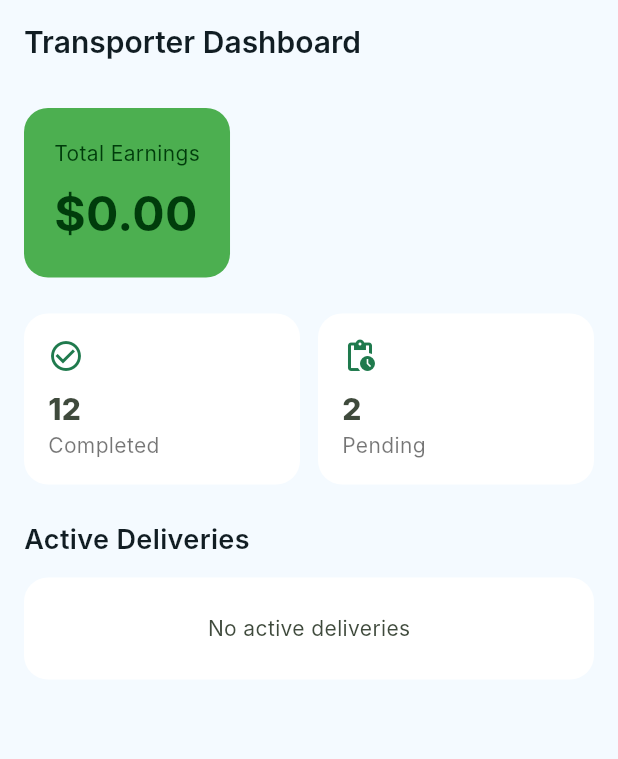
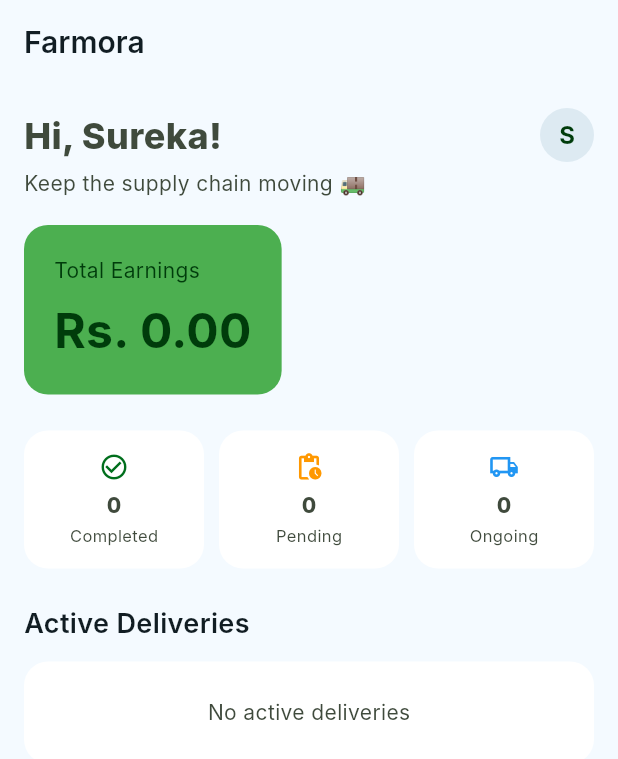
Before and after one commit to AHSANMOHAMMED/Farmora-App, a Flutter app: the TransporterDashboardScreen screen opened directly, on a phone screen of 412 x 824 dp. Shown: the top 759 px of the screen. Run offline on Flutter 3.47's test engine with Material 3 defaults, Android fonts, the phone set to English and light mode, and no system bars; our stand-ins replace cloud_firestore, cloud_functions, file_picker, firebase_auth, firebase_core, firebase_messaging and 1 more; missing offline and left inert: mobile_scanner; accounts and stored records are empty; Roboto replaces fonts that are missing (Inter).

Commit message:
transportor ui

```diff
--- a/lib/features/home/presentation/home_screen.dart
+++ b/lib/features/home/presentation/home_screen.dart
@@ -13,6 +13,7 @@
 import '../../transporter/presentation/available_jobs_screen.dart';
 import '../../transporter/presentation/transporter_dashboard_screen.dart';
 import '../../transporter/presentation/delivery_history_screen.dart';
+import '../../transporter/presentation/transporter_earnings_screen.dart';
 import '../../profile/presentation/profile_screen.dart';
 import '../../admin/presentation/admin_dashboard_screen.dart';
 import '../../admin/presentation/user_management_screen.dart';
@@ -89,6 +90,7 @@
         TransporterDashboardScreen(),
         AvailableJobsScreen(),
         DeliveryHistoryScreen(),
+        TransporterEarningsScreen(),
         ProfileScreen(),
       ];
       navItems = const [
@@ -104,6 +106,10 @@
             label: 'Orders',
             icon: Icons.receipt_long_outlined,
             activeIcon: Icons.receipt_long_rounded),
+        _NavItem(
+            label: 'Earnings',
+            icon: Icons.payments_outlined,
+            activeIcon: Icons.payments_rounded),
         _NavItem(
             label: 'Profile',
             icon: Icons.person_outline_rounded,
--- a/lib/features/transporter/presentation/transporter_dashboard_screen.dart
+++ b/lib/features/transporter/presentation/transporter_dashboard_screen.dart
@@ -2,7 +2,6 @@
 import 'package:provider/provider.dart';
 import '../../../core/constants/app_colors.dart';
 import '../../../providers/farmora_state.dart';
-import '../../../core/widgets/stat_card.dart';
 import '../../../core/widgets/job_card.dart';
 import 'active_delivery_screen.dart';
 
@@ -19,7 +18,7 @@
         backgroundColor: AppColors.surface.withValues(alpha: 0.9),
         elevation: 0,
         title: const Text(
-          'Transporter Dashboard',
+          'Farmora',
           style: TextStyle(
             fontFamily: 'Inter',
             fontSize: 20,
@@ -33,7 +32,28 @@
         child: Column(
           crossAxisAlignment: CrossAxisAlignment.start,
           children: [
-            // Earnings Summary
+            Row(
+              children: [
+                const Expanded(
+                  child: Text(
+                    'Hi, Sureka!',
+                    style: TextStyle(fontSize: 24, fontWeight: FontWeight.w800),
+                  ),
+                ),
+                CircleAvatar(
+                  radius: 18,
+                  backgroundColor: AppColors.surfaceContainerHigh,
+                  child: Text(
+                    state.currentUserId.isEmpty ? 'S' : 'U',
+                    style: const TextStyle(fontWeight: FontWeight.w700),
+                  ),
+                ),
+              ],
+            ),
+            const SizedBox(height: 4),
+            const Text('Keep the supply chain moving 🚚',
+                style: TextStyle(color: AppColors.onSurfaceVariant)),
+            const SizedBox(height: 18),
             Container(
               padding: const EdgeInsets.all(20),
               decoration: BoxDecoration(
@@ -53,7 +73,7 @@
                   ),
                   const SizedBox(height: 8),
                   Text(
-                    '\$${state.totalEarnings.toStringAsFixed(2)}',
+                    'Rs. ${state.totalEarnings.toStringAsFixed(2)}',
                     style: const TextStyle(
                       fontFamily: 'Inter',
                       fontSize: 32,
@@ -65,23 +85,28 @@
               ),
             ),
             const SizedBox(height: 24),
-            const Row(
+            Row(
               children: [
-                Expanded(
-                  child: StatCard(
-                    label: 'Completed',
-                    value: '12',
-                    icon: Icons.check_circle_outline,
-                  ),
-                ),
-                SizedBox(width: 12),
-                Expanded(
-                  child: StatCard(
-                    label: 'Pending',
-                    value: '2',
-                    icon: Icons.pending_actions,
-                  ),
-                ),
+                Expanded(child: _DashboardStat(
+                  label: 'Completed',
+                  value: '${state.completedJobs.length}',
+                  icon: Icons.check_circle_outline,
+                  color: AppColors.primary,
+                )),
+                const SizedBox(width: 10),
+                Expanded(child: _DashboardStat(
+                  label: 'Pending',
+                  value: '${state.availableJobs.length}',
+                  icon: Icons.pending_actions,
+                  color: Colors.orange,
+                )),
+                const SizedBox(width: 10),
+                Expanded(child: _DashboardStat(
+                  label: 'Ongoing',
+                  value: '${state.activeJobs.length}',
+                  icon: Icons.local_shipping_outlined,
+                  color: Colors.blue,
+                )),
               ],
             ),
             const SizedBox(height: 24),
@@ -139,4 +164,37 @@
       ),
     );
   }
+
 }
+
+class _DashboardStat extends StatelessWidget {
+  final String label;
+  final String value;
+  final IconData icon;
+  final Color color;
+
+  const _DashboardStat({
+    required this.label,
+    required this.value,
+    required this.icon,
+    required this.color,
+  });
+
+  @override
+  Widget build(BuildContext context) {
+    return Card(
+      child: Padding(
+        padding: const EdgeInsets.symmetric(vertical: 14, horizontal: 8),
+        child: Column(
+          children: [
+            Icon(icon, size: 20, color: color),
+            const SizedBox(height: 6),
+            Text(value, style: const TextStyle(fontWeight: FontWeight.w800)),
+            const SizedBox(height: 2),
+            Text(label, style: const TextStyle(fontSize: 11)),
+          ],
+        ),
+      ),
+    );
+  }
+}
```
Also changed, not shown: lib/features/transporter/presentation/delivery_history_screen.dart (+24 -15 lines), lib/features/transporter/presentation/transporter_earnings_screen.dart (added, +176 -0 lines), lib/providers/farmora_state.dart (+24 -45 lines).
